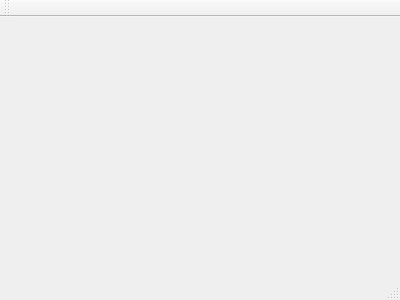
Qt form mainwindow.ui (szsoppa/IRCclient) before a commit.
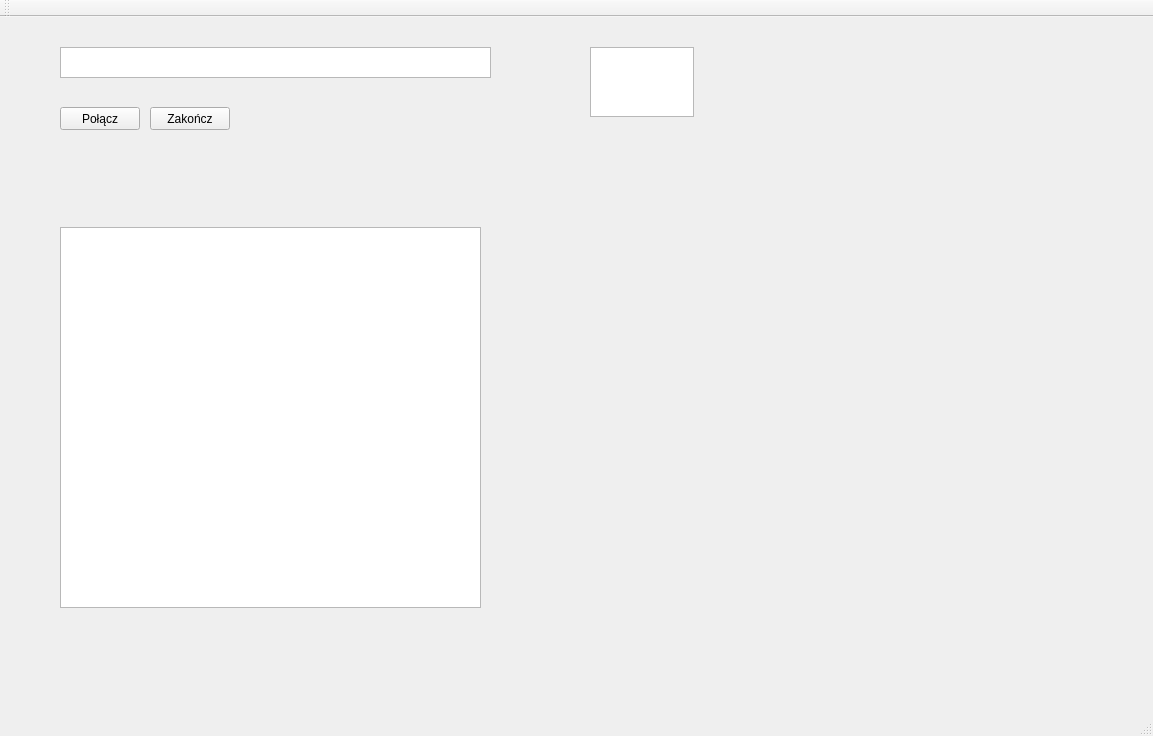
The same form after that commit.

Commit message: Adds login window

```diff
--- a/mainwindow.ui
+++ b/mainwindow.ui
@@ -1,24 +1,96 @@
 <ui version="4.0">
  <class>MainWindow</class>
- <widget class="QMainWindow" name="MainWindow" >
-  <property name="geometry" >
+ <widget class="QMainWindow" name="MainWindow">
+  <property name="geometry">
    <rect>
     <x>0</x>
     <y>0</y>
-    <width>400</width>
-    <height>300</height>
+    <width>1153</width>
+    <height>736</height>
    </rect>
   </property>
   <property name="windowTitle" >
    <string>MainWindow</string>
   </property>
-  <widget class="QMenuBar" name="menuBar" />
-  <widget class="QToolBar" name="mainToolBar" />
-  <widget class="QWidget" name="centralWidget" />
-  <widget class="QStatusBar" name="statusBar" />
+  <widget class="QWidget" name="centralWidget">
+   <widget class="QTextEdit" name="textLog">
+    <property name="geometry">
+     <rect>
+      <x>60</x>
+      <y>210</y>
+      <width>421</width>
+      <height>381</height>
+     </rect>
+    </property>
+   </widget>
+   <widget class="QTextEdit" name="textServerInfo">
+    <property name="geometry">
+     <rect>
+      <x>60</x>
+      <y>30</y>
+      <width>431</width>
+      <height>31</height>
+     </rect>
+    </property>
+   </widget>
+   <widget class="QPushButton" name="buttonConnect">
+    <property name="geometry">
+     <rect>
+      <x>60</x>
+      <y>90</y>
+      <width>80</width>
+      <height>23</height>
+     </rect>
+    </property>
+    <property name="text">
+     <string>Połącz</string>
+    </property>
+   </widget>
+   <widget class="QPushButton" name="buttonCloseConnection">
+    <property name="geometry">
+     <rect>
+      <x>150</x>
+      <y>90</y>
+      <width>80</width>
+      <height>23</height>
+     </rect>
+    </property>
+    <property name="text">
+     <string>Zakończ</string>
+    </property>
+   </widget>
+   <widget class="QTextEdit" name="textMessage">
+    <property name="geometry">
+     <rect>
+      <x>590</x>
+      <y>30</y>
+      <width>104</width>
+      <height>70</height>
+     </rect>
+    </property>
+   </widget>
+  </widget>
+  <widget class="QMenuBar" name="menuBar">
+   <property name="geometry">
+    <rect>
+     <x>0</x>
+     <y>0</y>
+     <width>1153</width>
+     <height>20</height>
+    </rect>
+   </property>
+  </widget>
+  <widget class="QToolBar" name="mainToolBar">
+   <attribute name="toolBarArea">
+    <enum>TopToolBarArea</enum>
+   </attribute>
+   <attribute name="toolBarBreak">
+    <bool>false</bool>
+   </attribute>
+  </widget>
+  <widget class="QStatusBar" name="statusBar"/>
  </widget>
- <layoutDefault spacing="6" margin="11" />
- <pixmapfunction></pixmapfunction>
+ <layoutdefault spacing="6" margin="11"/>
  <resources/>
  <connections/>
 </ui>
```
Left out of the diff: 3 changed lines with no effect on the pictures. The commit also changes 7 other files.
